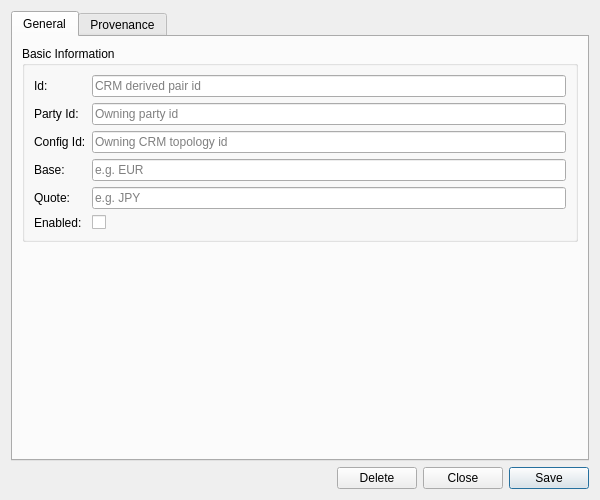
The window that projects/ores.qt/refdata/ui/CrmEnabledDerivedPairDetailDialog.ui (OreStudio/OreStudio) describes before a commit, drawn with Qt 5.
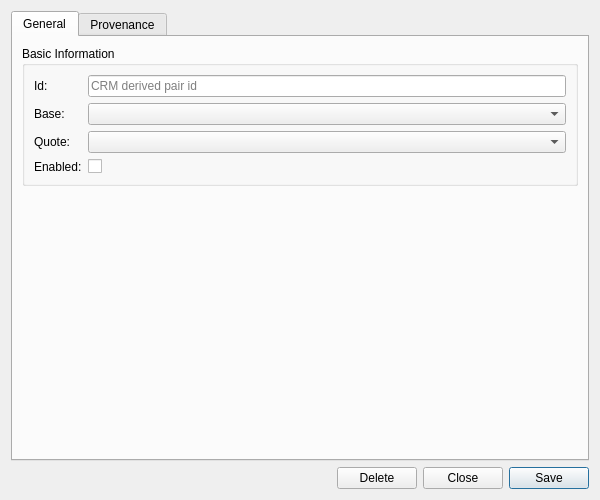
The same window after the commit. Custom widgets are drawn as their Qt base class.

Commit message: [qt] Hide party_id, flag currency codes, keep config_id list-only on CRM entities

The edit to the form file:
```diff
--- a/projects/ores.qt/refdata/ui/CrmEnabledDerivedPairDetailDialog.ui
+++ b/projects/ores.qt/refdata/ui/CrmEnabledDerivedPairDetailDialog.ui
@@ -56,69 +56,41 @@
            </widget>
           </item>
           <item row="1" column="0">
-           <widget class="QLabel" name="labelPartyId">
-            <property name="text">
-             <string>Party Id:</string>
-            </property>
-           </widget>
-          </item>
-          <item row="1" column="1">
-           <widget class="QLineEdit" name="partyIdEdit">
-            <property name="placeholderText">
-             <string>Owning party id</string>
-            </property>
-           </widget>
-          </item>
-          <item row="2" column="0">
-           <widget class="QLabel" name="labelConfigId">
-            <property name="text">
-             <string>Config Id:</string>
-            </property>
-           </widget>
-          </item>
-          <item row="2" column="1">
-           <widget class="QLineEdit" name="configIdEdit">
-            <property name="placeholderText">
-             <string>Owning CRM topology id</string>
-            </property>
-           </widget>
-          </item>
-          <item row="3" column="0">
            <widget class="QLabel" name="labelBaseCurrencyCode">
             <property name="text">
              <string>Base:</string>
             </property>
            </widget>
           </item>
-          <item row="3" column="1">
-           <widget class="QLineEdit" name="baseCcyEdit">
-            <property name="placeholderText">
-             <string>e.g. EUR</string>
+          <item row="1" column="1">
+           <widget class="ores::qt::OreCurrencyComboBox" name="baseCcyCombo">
+            <property name="insertPolicy">
+             <enum>QComboBox::NoInsert</enum>
             </property>
            </widget>
           </item>
-          <item row="4" column="0">
+          <item row="2" column="0">
            <widget class="QLabel" name="labelQuoteCurrencyCode">
             <property name="text">
              <string>Quote:</string>
             </property>
            </widget>
           </item>
-          <item row="4" column="1">
-           <widget class="QLineEdit" name="quoteCcyEdit">
-            <property name="placeholderText">
-             <string>e.g. JPY</string>
+          <item row="2" column="1">
+           <widget class="ores::qt::OreCurrencyComboBox" name="quoteCcyCombo">
+            <property name="insertPolicy">
+             <enum>QComboBox::NoInsert</enum>
             </property>
            </widget>
           </item>
-          <item row="5" column="0">
+          <item row="3" column="0">
            <widget class="QLabel" name="labelEnabled">
             <property name="text">
              <string>Enabled:</string>
             </property>
            </widget>
           </item>
-          <item row="5" column="1">
+          <item row="3" column="1">
            <widget class="QCheckBox" name="enabledCheckBox">
             <property name="text">
              <string/>
@@ -202,6 +174,11 @@
    <extends>QWidget</extends>
    <header>ores.qt/ProvenanceWidget.hpp</header>
   </customwidget>
+  <customwidget>
+   <class>ores::qt::OreCurrencyComboBox</class>
+   <extends>QComboBox</extends>
+   <header>ores.qt/OreCurrencyComboBox.hpp</header>
+  </customwidget>
  </customwidgets>
  <resources/>
  <connections/>
```
The commit also changes 36 other files.
